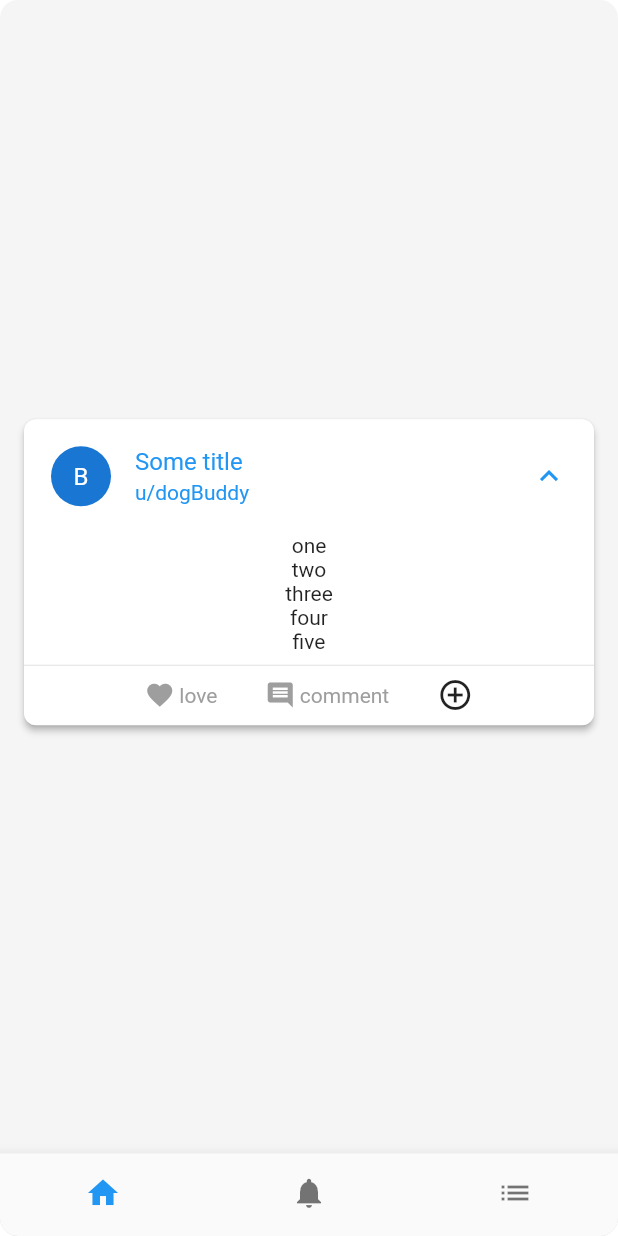
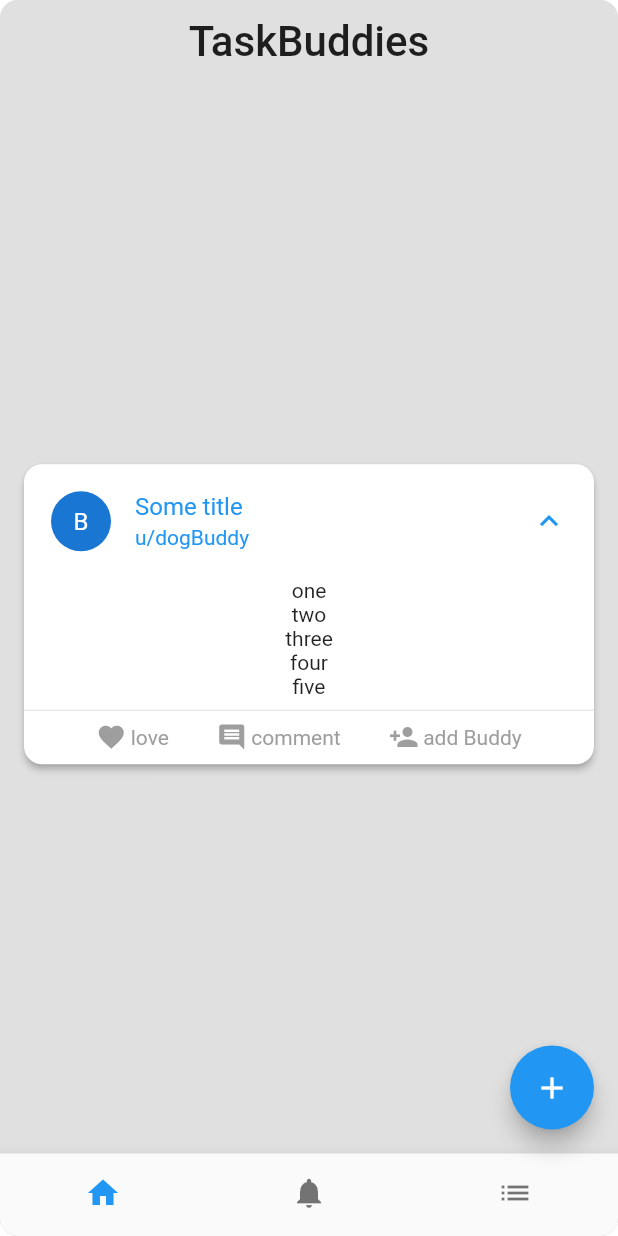
Before and after one commit to bpbushman/taskbuddies, a Flutter app: the screen it shows after launch, after a tap on an icon or button, on a phone screen of 412 x 824 dp. Run offline on Flutter 3.47's test engine with Material 2 defaults, Android fonts, the phone set to English and light mode, and no system bars; drawn by our look-alikes of expansion_tile_card, like_button; our stand-ins replace auto_route, get_it, google_fonts, injectable, stacked, stacked_services; Roboto replaces fonts that are missing (Ubuntu).

```diff
--- a/lib/ui/views/home/home_view.dart
+++ b/lib/ui/views/home/home_view.dart
@@ -1,6 +1,7 @@
 import 'package:expansion_tile_card/expansion_tile_card.dart';
 import 'package:flutter/material.dart';
 import 'package:stacked/stacked.dart';
+import 'package:taskbuddies/ui/widgets/constants.dart';
 import 'package:taskbuddies/ui/widgets/custom_icons.dart';
 import 'package:taskbuddies/ui/widgets/helpers.dart';
 import 'home_view_model.dart';
@@ -25,7 +26,13 @@ class HomeView extends StatelessWidget {
         builder: (context, model, child) => ClipRRect(
               borderRadius: BorderRadius.circular(12),
               child: Scaffold(
-                backgroundColor: Colors.grey[100],
+                appBar: AppBar(
+                  title: mainTitle(),
+                  centerTitle: true,
+                  backgroundColor: Colors.grey[300],
+                  elevation: 0.0,
+                ),
+                backgroundColor: Colors.grey[300],
                 bottomNavigationBar: SizedBox(
                   height: 55,
                   child: BottomNavigationBar(
@@ -52,6 +59,10 @@ class HomeView extends StatelessWidget {
                   ),
                 ),
                 body: getViewForIndex(model.currentIndex),
+                floatingActionButton: FloatingActionButton(
+                  child: Icon(Icons.add),
+                  onPressed: null,
+                ),
               ),
             ),
         viewModelBuilder: () => HomeViewModel());
@@ -64,10 +75,10 @@ class DummyOne extends StatelessWidget {
     print('hello from dummy one');
     return Center(
       child: Container(
-          //height: 208,
         child: Padding(
           padding: EdgeInsets.fromLTRB(16, 0, 16, 0),
           child: ExpansionTileCard(
+            borderRadius: BorderRadius.circular(12),
             leading: CircleAvatar(
               child: Text('B'),
             ),
@@ -80,9 +91,7 @@ class DummyOne extends StatelessWidget {
               Text('four'),
               Text('five'),
               smallVertSpace(),
-            Divider(
-              height: 0.0,
-            ),
+              Divider(height: 0.0),
               ButtonBar(
                 alignment: MainAxisAlignment.center,
                 children: [
@@ -90,12 +99,13 @@ class DummyOne extends StatelessWidget {
                   mediumHorizontalSpace(),
                   commentIcon(),
                   mediumHorizontalSpace(),
-                Icon(Icons.add_circle_outline)
+                  addBuddyIcon()
                 ],
               )
             ],
           ),
-      )),
+        ),
+      ),
     );
   }
 }
--- /dev/null
+++ b/lib/ui/widgets/constants.dart
@@ -0,0 +1,8 @@
+import 'package:flutter/material.dart';
+import 'package:google_fonts/google_fonts.dart';
+
+Text mainTitle() => Text(
+      'TaskBuddies',
+      style: GoogleFonts.ubuntu(
+          textStyle: TextStyle(fontSize: 28, color: Colors.black87)),
+    );
--- a/lib/ui/widgets/custom_icons.dart
+++ b/lib/ui/widgets/custom_icons.dart
@@ -18,7 +18,7 @@ loveIcon() => LikeButton(
       },
       likeCount: 0,
       countBuilder: (int count, bool isLiked, String text) {
-        var color = isLiked ? Colors.deepPurpleAccent : Colors.grey;
+        var color = isLiked ? Colors.black87 : Colors.grey;
         Widget result;
         if (count == 0) {
           result = Text(
@@ -51,7 +51,7 @@ commentIcon() => LikeButton(
       },
       likeCount: 0,
       countBuilder: (int count, bool isLiked, String text) {
-        var color = isLiked ? Colors.deepPurpleAccent : Colors.grey;
+        var color = isLiked ? Colors.black87 : Colors.grey;
         Widget result;
         if (count == 0) {
           result = Text(
@@ -66,3 +66,36 @@ commentIcon() => LikeButton(
         return result;
       },
     );
+
+addBuddyIcon() => LikeButton(
+      size: 20,
+      circleColor:
+          CircleColor(start: Color(0xff00ddff), end: Color(0xff0099cc)),
+      bubblesColor: BubblesColor(
+        dotPrimaryColor: Color(0xff33b5e5),
+        dotSecondaryColor: Color(0xff0099cc),
+      ),
+      likeBuilder: (bool isLiked) {
+        return Icon(
+          Icons.person_add,
+          color: isLiked ? Colors.green : Colors.grey,
+          size: 20,
+        );
+      },
+      likeCount: 0,
+      countBuilder: (int count, bool isLiked, String text) {
+        var color = isLiked ? Colors.black87 : Colors.grey;
+        Widget result;
+        if (count == 0) {
+          result = Text(
+            "add Buddy",
+            style: TextStyle(color: color),
+          );
+        } else
+          result = Text(
+            text,
+            style: TextStyle(color: color),
+          );
+        return result;
+      },
+    );
--- a/pubspec.yaml
+++ b/pubspec.yaml
@@ -26,6 +26,7 @@ dependencies:
   #ui helpers
   expansion_tile_card: ^1.1.0
   like_button: ^1.0.1
+  google_fonts: ^1.1.0
   #architecture
   get_it:
   stacked:
```
Also changed, not shown: lib/ui/widgets/list_widget.dart (added, +45 -0 lines), pubspec.lock, 3 other files. Lines whose indentation alone changed are shown as unchanged.
